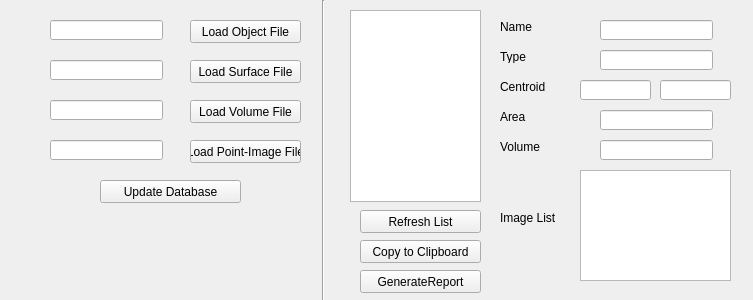
This is ZBarCodeReader/reportgenerator.ui in UAV-Concordia/Report-Builder as Qt 5 draws it before an edit. The edited form follows.
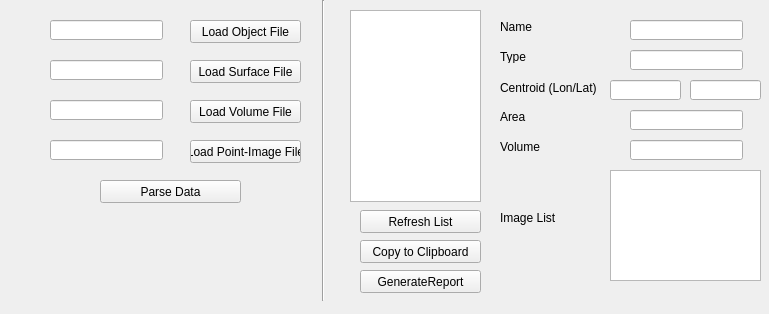
This is the edited form.

Commit message: Features are parsed, surface and volume are added to the feature model list. Can't parse an object file twice, I have to investigate why

What changed in the file:
```diff
--- a/ZBarCodeReader/reportgenerator.ui
+++ b/ZBarCodeReader/reportgenerator.ui
@@ -6,8 +6,8 @@
    <rect>
     <x>0</x>
     <y>0</y>
-    <width>753</width>
-    <height>300</height>
+    <width>769</width>
+    <height>314</height>
    </rect>
   </property>
   <property name="windowTitle">
@@ -144,7 +144,7 @@
   <widget class="QLineEdit" name="featureNameLineEdit">
    <property name="geometry">
     <rect>
-     <x>600</x>
+     <x>630</x>
      <y>20</y>
      <width>113</width>
      <height>20</height>
@@ -167,7 +167,7 @@
   <widget class="QLineEdit" name="featureTypeLineEdit">
    <property name="geometry">
     <rect>
-     <x>600</x>
+     <x>630</x>
      <y>50</y>
      <width>113</width>
      <height>20</height>
@@ -195,18 +195,18 @@
     <rect>
      <x>500</x>
      <y>80</y>
-     <width>47</width>
-     <height>13</height>
+     <width>101</width>
+     <height>16</height>
     </rect>
    </property>
    <property name="text">
-    <string>Centroid</string>
+    <string>Centroid (Lon/Lat)</string>
    </property>
   </widget>
   <widget class="QLineEdit" name="featureCentroidLatLineEdit">
    <property name="geometry">
     <rect>
-     <x>580</x>
+     <x>690</x>
      <y>80</y>
      <width>71</width>
      <height>20</height>
@@ -219,7 +219,7 @@
   <widget class="QLineEdit" name="featureCentroidLonLineEdit">
    <property name="geometry">
     <rect>
-     <x>660</x>
+     <x>610</x>
      <y>80</y>
      <width>71</width>
      <height>20</height>
@@ -245,7 +245,7 @@
   <widget class="QLineEdit" name="featureAreaLineEdit">
    <property name="geometry">
     <rect>
-     <x>600</x>
+     <x>630</x>
      <y>110</y>
      <width>113</width>
      <height>20</height>
@@ -271,7 +271,7 @@
   <widget class="QLineEdit" name="featureVolumeLineEdit">
    <property name="geometry">
     <rect>
-     <x>600</x>
+     <x>630</x>
      <y>140</y>
      <width>113</width>
      <height>20</height>
@@ -297,7 +297,7 @@
   <widget class="QListWidget" name="imageList">
    <property name="geometry">
     <rect>
-     <x>580</x>
+     <x>610</x>
      <y>170</y>
      <width>151</width>
      <height>111</height>
@@ -314,7 +314,7 @@
     </rect>
    </property>
    <property name="text">
-    <string>Update Database</string>
+    <string>Parse Data</string>
    </property>
   </widget>
   <widget class="QPushButton" name="refreshListButton">
```
The commit also changes 22 other files.
